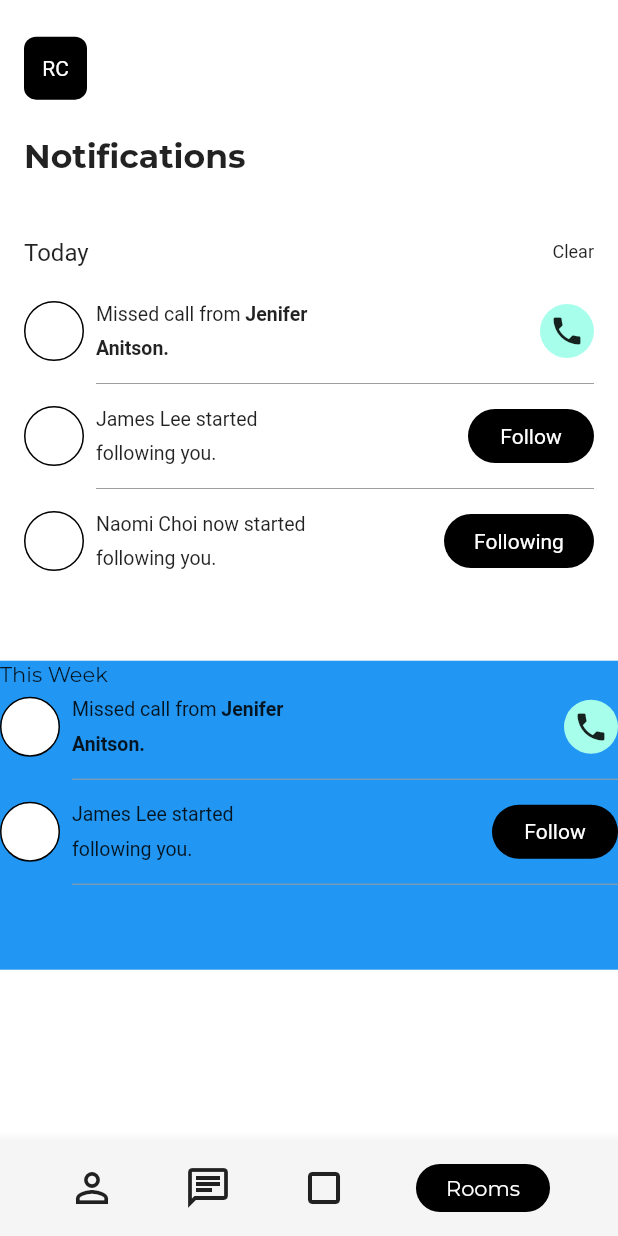
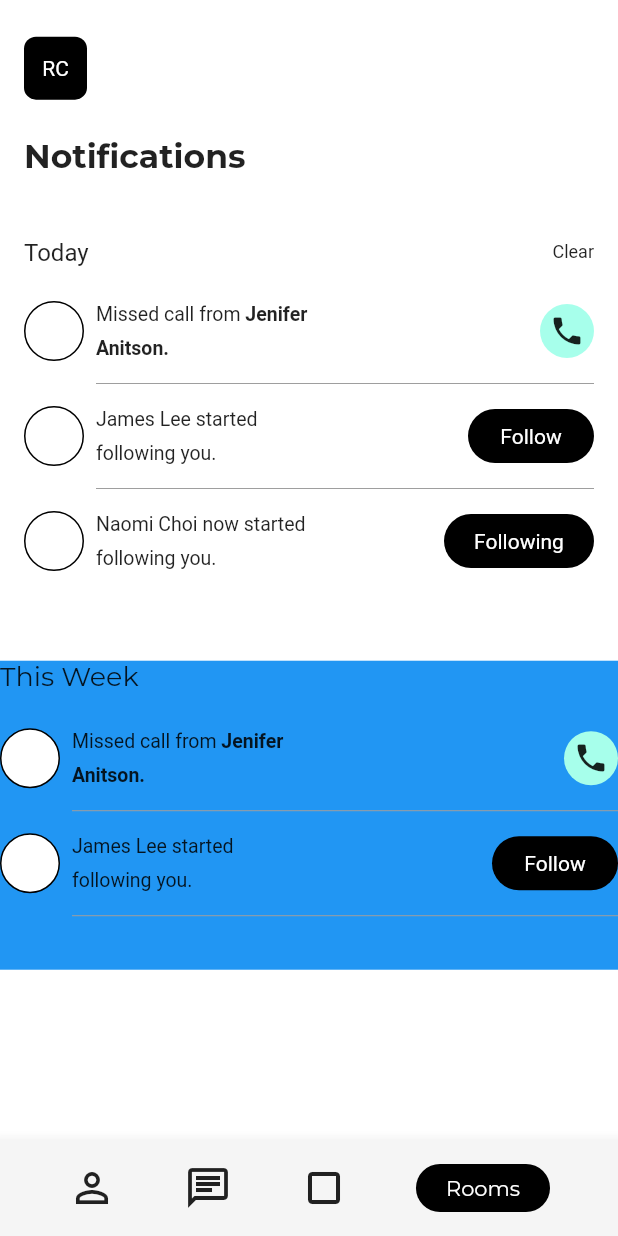
Before and after one commit to JAICHANGPARK/flutter_notebook_8th_story, a Flutter app: the SocialHomePage screen opened by its route, on a phone screen of 412 x 824 dp. Run offline on Flutter 3.47's test engine with Material 2 defaults, Android fonts, the phone set to English and light mode, and no system bars; our stand-ins replace badges, flutter_hooks, google_fonts, hooks_riverpod, state_notifier.

Commit message:
Update social_home_page.dart

```diff
--- a/lib/ep588_social_app/social_home_page.dart
+++ b/lib/ep588_social_app/social_home_page.dart
@@ -255,7 +255,10 @@ class _SocialHomePageState extends State<SocialHomePage> {
                       child: Column(
                         crossAxisAlignment: CrossAxisAlignment.start,
                         children: [
-                          Text("This Week",style: GoogleFonts.montserrat(),),
+                          Text("This Week",style: GoogleFonts.montserrat(
+                            fontSize: 18,
+                          ),),
+                          SizedBox(height: 16,),
                           Row(
                             children: [
                               Container(
```
